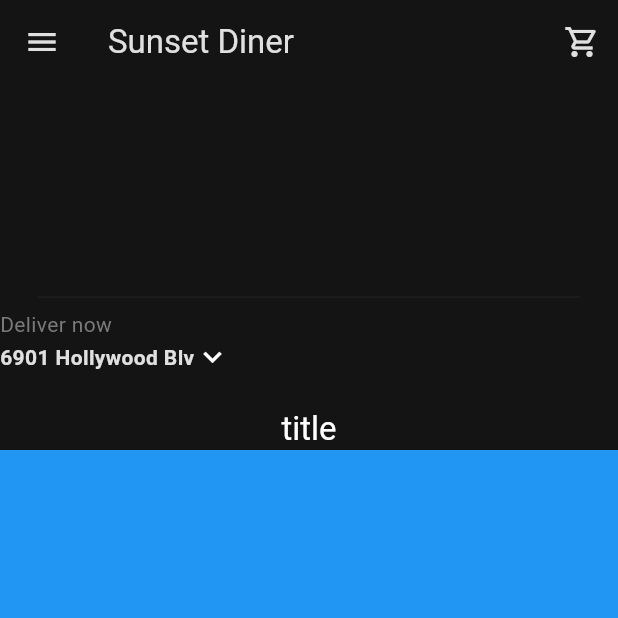
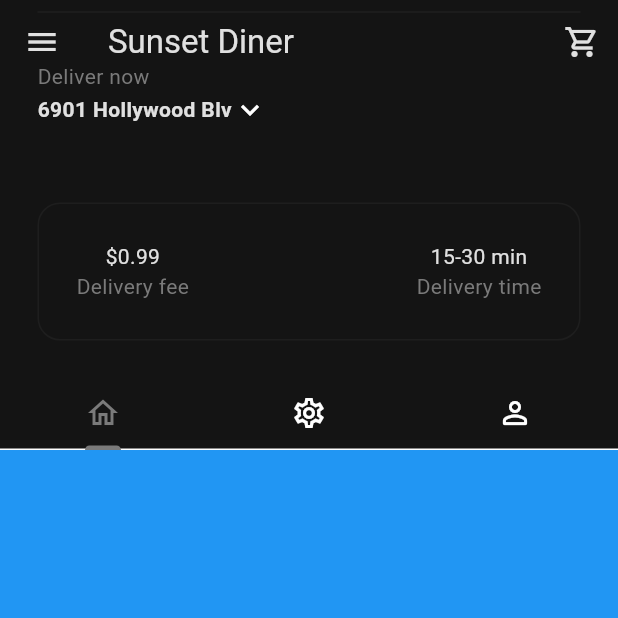
Before and after one commit to InemesitMatthew/Minimal_Food_Delivery_App, a Flutter app: the HomePage screen opened directly, on a phone screen of 412 x 824 dp, the top half of it. Run offline on Flutter 3.47's test engine with Material 3 defaults, Android fonts, the phone set to English and light mode, and no system bars; our stand-ins replace firebase_core; accounts and stored records are empty.

Commit message:
resume at 31:14 for tab bar

```diff
--- a/lib/components/my_current_location.dart
+++ b/lib/components/my_current_location.dart
@@ -3,16 +3,45 @@
 class MyCurrentLocation extends StatelessWidget {
   const MyCurrentLocation({super.key});
 
+  void openLocationSearchBox(BuildContext context) {
+    showDialog(
+      context: context,
+      builder: (context) => AlertDialog(
+        title: const Text("Your Location"),
+        content: const TextField(
+          decoration: InputDecoration(hintText: "Search Address ..."),
+        ),
+        actions: [
+          // cancel button
+          MaterialButton(
+            onPressed: () => Navigator.pop(context),
+            child: const Text("Cancel"),
+          ),
+
+          // save button
+          MaterialButton(
+            onPressed: () => Navigator.pop(context),
+            child: const Text("Save"),
+          ),
+        ],
+      ),
+    );
+  }
+
   @override
   Widget build(BuildContext context) {
-    return Column(
+    return Padding(
+      padding: const EdgeInsets.all(25.0),
+      child: Column(
         crossAxisAlignment: CrossAxisAlignment.start,
         children: [
           Text(
             "Deliver now",
             style: TextStyle(color: Theme.of(context).colorScheme.primary),
           ),
-        Row(
+          GestureDetector(
+            onTap: () => openLocationSearchBox(context),
+            child: Row(
               children: [
                 // address
                 Text(
@@ -27,7 +56,9 @@
                 const Icon(Icons.keyboard_arrow_down_outlined),
               ],
             ),
+          ),
         ],
+      ),
     );
   }
 }
--- /dev/null
+++ b/lib/components/my_description_box.dart
@@ -0,0 +1,61 @@
+import 'package:flutter/material.dart';
+
+class MyDescriptionBox extends StatelessWidget {
+  const MyDescriptionBox({super.key});
+
+  @override
+  Widget build(BuildContext context) {
+    // textstyle
+    var myPrimaryTextStyle =
+        TextStyle(color: Theme.of(context).colorScheme.inversePrimary);
+
+    var mySecondaryTextStyle =
+        TextStyle(color: Theme.of(context).colorScheme.primary);
+
+    return Padding(
+      padding: const EdgeInsets.only(
+          left: 25.0, right: 25.0, top: 25.0, bottom: 25.0),
+      child: Container(
+        decoration: BoxDecoration(
+          border: Border.all(
+            color: Theme.of(context).colorScheme.secondary,
+          ),
+          borderRadius: BorderRadius.circular(15.0),
+        ),
+        padding: const EdgeInsets.all(25.0),
+        child: Row(
+          mainAxisAlignment: MainAxisAlignment.spaceBetween,
+          children: [
+            // delivery fee
+            Column(
+              children: [
+                Text(
+                  '\$0.99',
+                  style: myPrimaryTextStyle,
+                ),
+                Text(
+                  'Delivery fee',
+                  style: mySecondaryTextStyle,
+                ),
+              ],
+            ),
+
+            // delivery time
+            Column(
+              children: [
+                Text(
+                  '15-30 min',
+                  style: myPrimaryTextStyle,
+                ),
+                Text(
+                  'Delivery time',
+                  style: mySecondaryTextStyle,
+                ),
+              ],
+            ),
+          ],
+        ),
+      ),
+    );
+  }
+}
--- /dev/null
+++ b/lib/components/my_tab_bar.dart
@@ -0,0 +1,35 @@
+import 'package:flutter/material.dart';
+
+class MyTabBar extends StatelessWidget {
+  final TabController tabController;
+
+  const MyTabBar({
+    super.key,
+    required this.tabController,
+  });
+
+  @override
+  Widget build(BuildContext context) {
+    return Container(
+      child: TabBar(
+        controller: tabController,
+        tabs: const [
+          // 1st tab
+          Tab(
+            icon: Icon(Icons.home_outlined),
+          ),
+
+          // 2nd Tab
+          Tab(
+            icon: Icon(Icons.settings_outlined),
+          ),
+
+          // 3rd Tab
+          Tab(
+            icon: Icon(Icons.person_outline_rounded),
+          ),
+        ],
+      ),
+    );
+  }
+}
--- a/lib/pages/home_page.dart
+++ b/lib/pages/home_page.dart
@@ -1,10 +1,33 @@
 import 'package:flutter/material.dart';
 import '../components/my_current_location.dart';
+import '../components/my_description_box.dart';
 import '../components/my_drawer.dart';
 import '../components/my_sliver_app_bar.dart';
+import '../components/my_tab_bar.dart';
 
-class HomePage extends StatelessWidget {
+class HomePage extends StatefulWidget {
   const HomePage({super.key});
+
+  @override
+  State<HomePage> createState() => _HomePageState();
+}
+
+class _HomePageState extends State<HomePage> with SingleTickerProviderStateMixin{
+
+  // tab controller
+  late TabController _tabController;
+
+  @override
+  void initState() {
+    super.initState();
+    _tabController = TabController(length: 3, vsync: this);
+  }
+
+  @override
+  void dispose() {
+    _tabController.dispose();
+    super.dispose();
+  }
 
   @override
   Widget build(BuildContext context) {
@@ -13,7 +36,7 @@
       body: NestedScrollView(
         headerSliverBuilder: (context, innerBoxIsScrolled) => [
           MySliverAppBar(
-            title: const Text("title"),
+            title: MyTabBar(tabController: _tabController),
             child: Column(
               mainAxisAlignment: MainAxisAlignment.end,
               children: [
@@ -26,6 +49,7 @@
                 const MyCurrentLocation(),
 
                 // description box
+                const MyDescriptionBox(),
               ],
             ),
           ),
```
Lines whose indentation alone changed are shown as unchanged.
